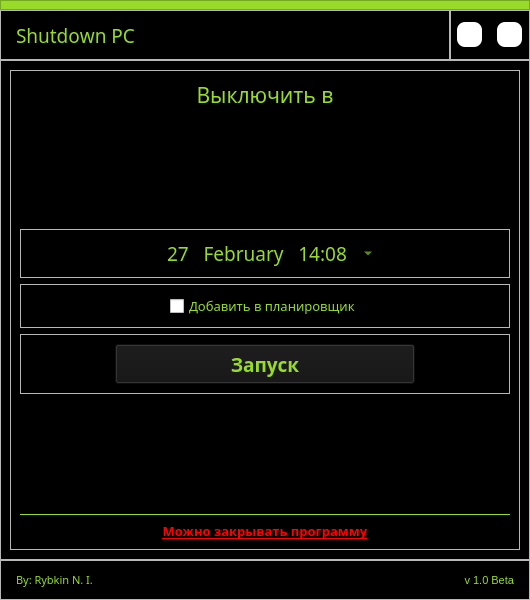
The window that ui/main.ui (rybkinn/ShutdownPC) describes before a commit, drawn with Qt 5.
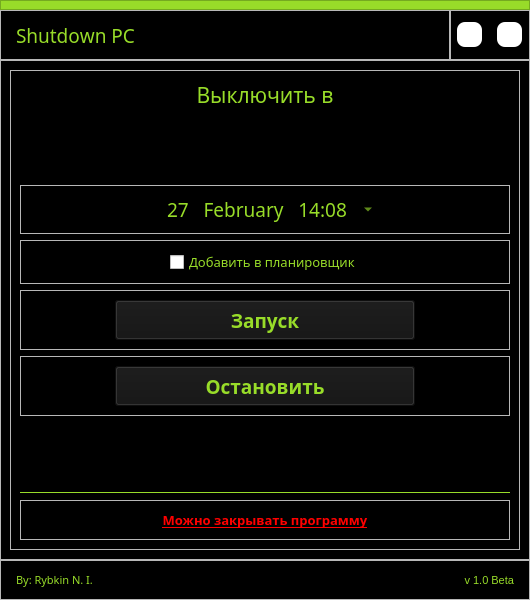
The same window after the commit. The open tabs and pages were chosen to show the change. Icons and pictures are not drawn.

Diff of the .ui file:
```diff
--- a/ui/main.ui
+++ b/ui/main.ui
@@ -1709,6 +1709,93 @@
                    </layout>
                   </widget>
                  </item>
+                 <item>
+                  <widget class="QFrame" name="frame_11">
+                   <property name="frameShape">
+                    <enum>QFrame::StyledPanel</enum>
+                   </property>
+                   <property name="frameShadow">
+                    <enum>QFrame::Raised</enum>
+                   </property>
+                   <layout class="QHBoxLayout" name="horizontalLayout_14">
+                    <item>
+                     <spacer name="horizontalSpacer_25">
+                      <property name="orientation">
+                       <enum>Qt::Horizontal</enum>
+                      </property>
+                      <property name="sizeHint" stdset="0">
+                       <size>
+                        <width>40</width>
+                        <height>20</height>
+                       </size>
+                      </property>
+                     </spacer>
+                    </item>
+                    <item>
+                     <widget class="QPushButton" name="pushButton_7">
+                      <property name="minimumSize">
+                       <size>
+                        <width>300</width>
+                        <height>40</height>
+                       </size>
+                      </property>
+                      <property name="font">
+                       <font>
+                        <family>a_LCDNova</family>
+                        <pointsize>14</pointsize>
+                        <weight>75</weight>
+                        <bold>true</bold>
+                       </font>
+                      </property>
+                      <property name="cursor">
+                       <cursorShape>PointingHandCursor</cursorShape>
+                      </property>
+                      <property name="layoutDirection">
+                       <enum>Qt::RightToLeft</enum>
+                      </property>
+                      <property name="autoFillBackground">
+                       <bool>false</bool>
+                      </property>
+                      <property name="styleSheet">
+                       <string notr="true">QPushButton {
+	background-color: rgb(20, 20, 20);
+	color: rgb(152, 220, 41);
+}
+QPushButton:hover {
+	background-color: rgba(50, 50, 50, 150);
+}</string>
+                      </property>
+                      <property name="text">
+                       <string>Остановить</string>
+                      </property>
+                      <property name="icon">
+                       <iconset resource="resource/resource.qrc">
+                        <normaloff>:/btn/img/stop.png</normaloff>:/btn/img/stop.png</iconset>
+                      </property>
+                      <property name="iconSize">
+                       <size>
+                        <width>29</width>
+                        <height>29</height>
+                       </size>
+                      </property>
+                     </widget>
+                    </item>
+                    <item>
+                     <spacer name="horizontalSpacer_26">
+                      <property name="orientation">
+                       <enum>Qt::Horizontal</enum>
+                      </property>
+                      <property name="sizeHint" stdset="0">
+                       <size>
+                        <width>40</width>
+                        <height>20</height>
+                       </size>
+                      </property>
+                     </spacer>
+                    </item>
+                   </layout>
+                  </widget>
+                 </item>
                  <item>
                   <spacer name="verticalSpacer_5">
                    <property name="orientation">
@@ -1739,6 +1826,28 @@
                   </widget>
                  </item>
                  <item>
+                  <widget class="QFrame" name="frame_12">
+                   <property name="frameShape">
+                    <enum>QFrame::StyledPanel</enum>
+                   </property>
+                   <property name="frameShadow">
+                    <enum>QFrame::Raised</enum>
+                   </property>
+                   <layout class="QHBoxLayout" name="horizontalLayout_15">
+                    <item>
+                     <spacer name="horizontalSpacer_15">
+                      <property name="orientation">
+                       <enum>Qt::Horizontal</enum>
+                      </property>
+                      <property name="sizeHint" stdset="0">
+                       <size>
+                        <width>126</width>
+                        <height>20</height>
+                       </size>
+                      </property>
+                     </spacer>
+                    </item>
+                    <item>
                   <widget class="QLabel" name="label_8">
                    <property name="font">
                     <font>
@@ -1758,6 +1867,22 @@
                    <property name="alignment">
                     <set>Qt::AlignCenter</set>
                    </property>
+                     </widget>
+                    </item>
+                    <item>
+                     <spacer name="horizontalSpacer_16">
+                      <property name="orientation">
+                       <enum>Qt::Horizontal</enum>
+                      </property>
+                      <property name="sizeHint" stdset="0">
+                       <size>
+                        <width>125</width>
+                        <height>20</height>
+                       </size>
+                      </property>
+                     </spacer>
+                    </item>
+                   </layout>
                   </widget>
                  </item>
                 </layout>
```
Left out of the diff: 8 changed lines with no effect on the pictures. Lines whose indentation alone changed are shown as unchanged.
